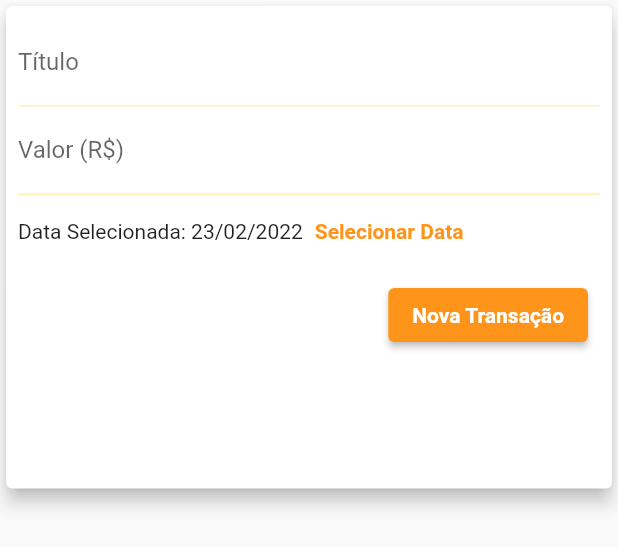
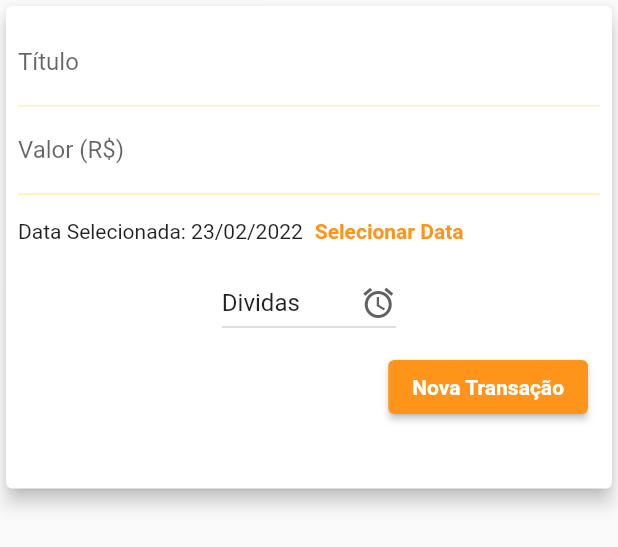
Before and after one commit to ArthurSilvaN/Expenses-App-Flutter, a Flutter app: the TransactionForm widget shown alone on an empty page, opened directly, after a tap on "Nova Transação", on a phone screen of 412 x 824 dp. Shown: the top 547 px of the screen. Run offline on Flutter 3.47's test engine with Material 2 defaults, Android fonts, the phone set to English and light mode, and no system bars; our stand-ins replace syncfusion_flutter_charts; Roboto replaces fonts that are missing (Quicksand).

Commit message:
added-fix: chart-rules

```diff
--- a/lib/components/modal.dart
+++ b/lib/components/modal.dart
@@ -20,7 +20,6 @@ class ModalDeleteTransaction {
             child: Column(
               mainAxisAlignment: MainAxisAlignment.spaceAround,
               children: [
-                const Divider(),
                 Text(
                   'Deletar a transação ${transaction.title} no valor de R\$${transaction.value}?',
                 ),
--- a/lib/core/usecases/transacion_usecase.dart
+++ b/lib/core/usecases/transacion_usecase.dart
@@ -1,9 +1,12 @@
 import 'dart:math';
 
 import 'package:flutter/cupertino.dart';
+import 'package:flutter/material.dart';
 import 'package:intl/intl.dart';
 
+import '../../models/category_registry.dart';
 import '../../models/transaction.dart';
+import '../../models/transaction_categorys.dart';
 import '../../models/transaction_registry.dart';
 import '../util/property_value_notifier.dart';
 
@@ -14,8 +17,51 @@ class TransactionUsecase extends ChangeNotifier {
       PropertyValueNotifier(transactions);
 
   List<Transaction> transactions = [
-    Transaction(date: DateTime.now(), id: '1', title: 'teste1', value: 55),
-    Transaction(date: DateTime.now(), id: '2', title: 'teste2', value: 105),
+    Transaction(
+      date: DateTime.now(),
+      id: '1',
+      title: 'teste1',
+      value: 55,
+      category: Category(
+        color: Colors.red,
+        name: 'Dividas',
+        icon: Icons.attach_money_rounded,
+        value: 55,
+      ),
+    ),
+    Transaction(
+      date: DateTime.now(),
+      id: '2',
+      title: 'teste2',
+      value: 105,
+      category: Category(
+        color: Colors.red,
+        name: 'Dividas',
+        icon: Icons.attach_money_rounded,
+        value: 105,
+      ),
+    ),
+  ];
+
+  late final List<Category> categorysDefault = [
+    Category(
+      color: Colors.red,
+      name: 'Dividas',
+      icon: Icons.access_alarms,
+      value: 0,
+    ),
+    Category(
+      color: Colors.green,
+      name: 'Investimento',
+      icon: Icons.access_alarms,
+      value: 0,
+    ),
+    Category(
+      color: Colors.blue,
+      name: 'Lazer',
+      icon: Icons.access_alarms,
+      value: 0,
+    ),
   ];
 
   List<Transaction> get recentTransactions {
@@ -55,13 +101,44 @@ class TransactionUsecase extends ChangeNotifier {
     return transactionList;
   }
 
-  void addTransaction(String title, double value, DateTime date) {
+  List<CategoryRegistry> get groupedCategory {
+    final categoryList = <CategoryRegistry>[];
+
+    recentTransactions.map(
+      (transaction) {
+        categoryList.map(
+          (registry) {
+            if (registry.name == transaction.category!.name) {
+              registry.value += transaction.category!.value;
+            } else {
+              categoryList.add(
+                CategoryRegistry(
+                  transaction.category!.color,
+                  transaction.category!.name,
+                  transaction.category!.value,
+                ),
+              );
+            }
+          },
+        );
+      },
+    );
+
+    return categoryList;
+  }
+
+  void addTransaction(
+    String title,
+    double value,
+    DateTime date,
+    Category? category,
+  ) {
     final newTransaction = Transaction(
-      id: Random().nextDouble().toString(),
-      title: title,
-      value: value,
-      date: date,
-    );
+        id: Random().nextDouble().toString(),
+        title: title,
+        value: value,
+        date: date,
+        category: category);
 
     transactions.add(newTransaction);
 
--- a/lib/features/home/home.dart
+++ b/lib/features/home/home.dart
@@ -3,6 +3,7 @@ import 'package:flutter/widgets.dart';
 import 'package:provider/provider.dart';
 
 import '../../core/usecases/transacion_usecase.dart';
+import 'widgets/transaction_category_chart.dart';
 import 'widgets/transaction_chart.dart';
 import 'widgets/transaction_form.dart';
 import 'widgets/transaction_list.dart';
@@ -65,6 +66,7 @@ class HomePageState extends State<HomePage> {
                 mainAxisAlignment: MainAxisAlignment.spaceEvenly,
                 children: [
                   const TransactionChart(),
+                  const CategoryChart(),
                   Padding(
                     padding: const EdgeInsets.symmetric(vertical: 8.0),
                     child: Row(
--- a/lib/features/home/widgets/transaction_form.dart
+++ b/lib/features/home/widgets/transaction_form.dart
@@ -4,6 +4,7 @@ import 'package:intl/intl.dart';
 import 'package:provider/provider.dart';
 
 import '../../../core/usecases/transacion_usecase.dart';
+import '../../../models/transaction_categorys.dart';
 
 class TransactionForm extends StatefulWidget {
   const TransactionForm({Key? key}) : super(key: key);
@@ -18,6 +19,7 @@ class _TransactionFormState extends State<TransactionForm> {
       Provider.of<TransactionUsecase>(context, listen: false);
   final _valueController = TextEditingController();
   late DateTime _selectedDate = DateTime.now();
+  late Category? _selectedCategory = _transactionController.categorysDefault[0];
 
   void _submitForm() {
     final title = _titleController.text;
@@ -27,7 +29,12 @@ class _TransactionFormState extends State<TransactionForm> {
       return;
     }
 
-    _transactionController.addTransaction(title, value, _selectedDate);
+    _transactionController.addTransaction(
+      title,
+      value,
+      _selectedDate,
+      _selectedCategory,
+    );
 
     Navigator.of(context).pop();
   }
@@ -94,6 +101,24 @@ class _TransactionFormState extends State<TransactionForm> {
                   ],
                 ),
               ),
+              Center(
+                child: DropdownButton(
+                  value: _selectedCategory,
+                  icon: Icon(_selectedCategory!.icon),
+                  items: _transactionController.categorysDefault
+                      .map<DropdownMenuItem<Category>>((value) {
+                    return DropdownMenuItem<Category>(
+                      value: value,
+                      child: Text(value.name),
+                    );
+                  }).toList(),
+                  onChanged: (Category? newValue) {
+                    setState(() {
+                      _selectedCategory = newValue;
+                    });
+                  },
+                ),
+              ),
               Padding(
                 padding: const EdgeInsets.all(8.0),
                 child: Row(
--- a/lib/models/transaction.dart
+++ b/lib/models/transaction.dart
@@ -1,13 +1,17 @@
+import 'transaction_categorys.dart';
+
 class Transaction {
   Transaction({
     required this.id,
     required this.title,
     required this.value,
     required this.date,
+    this.category,
   });
 
   final String id;
   final String title;
   final double value;
   final DateTime date;
+  Category? category;
 }
```
Also changed, not shown: lib/features/home/widgets/transaction_list.dart (+6 -1 lines), 1 other file.
